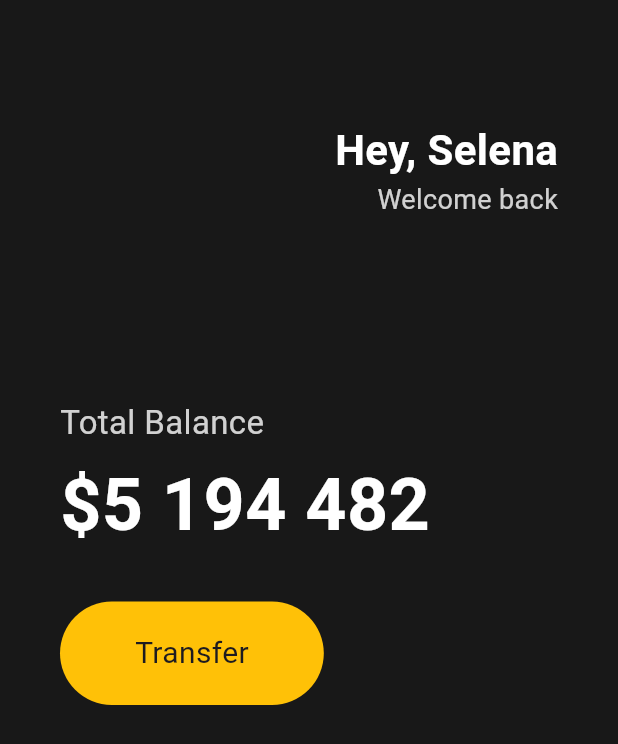
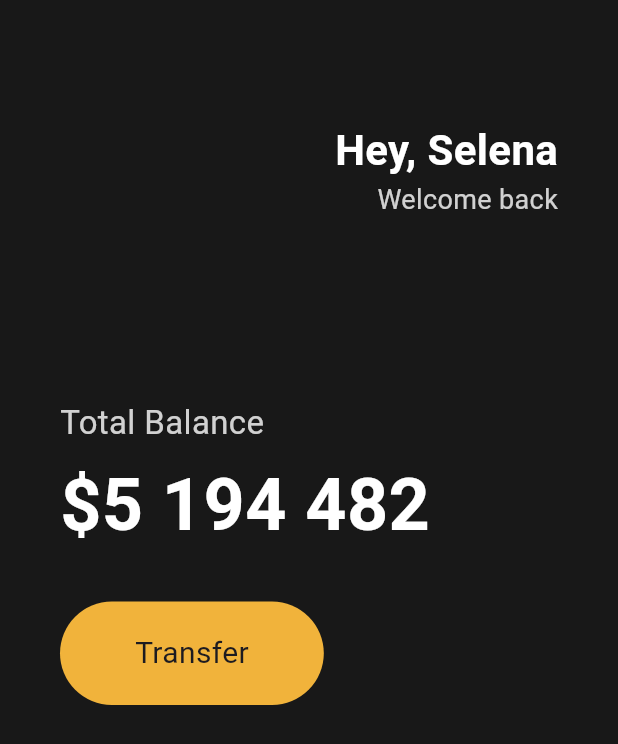
Before and after one commit to happy-yeachan/Flutter_Practice, a Flutter app: the screen it shows after launch, on a phone screen of 412 x 824 dp. Shown: the top 744 px of the screen. Run offline on Flutter 3.47's test engine with Material 3 defaults, Android fonts, the phone set to English and light mode, and no system bars.

Commit message:
VSCode Settings_codeActionsOnSave

```diff
--- a/toonflix/lib/main.dart
+++ b/toonflix/lib/main.dart
@@ -8,23 +8,25 @@ class Player {
 
 void main() {
   var player = Player(name: "yeachan");
-  runApp(new App());
+  runApp(const App());
 }
 
 class App extends StatelessWidget {
+  const App({super.key});
+
   @override
   Widget build(BuildContext context) {
     return MaterialApp(
       home: Scaffold(
-        backgroundColor: Color(0xFF181818),
+        backgroundColor: const Color(0xFF181818),
         body: Padding(
-          padding: EdgeInsets.symmetric(
+          padding: const EdgeInsets.symmetric(
             horizontal: 40,
           ),
           child: Column(
             crossAxisAlignment: CrossAxisAlignment.start,
             children: [
-              SizedBox(
+              const SizedBox(
                 height: 80,
               ),
               Row(
@@ -33,7 +35,7 @@ class App extends StatelessWidget {
                   Column(
                     crossAxisAlignment: CrossAxisAlignment.end,
                     children: [
-                      Text(
+                      const Text(
                         'Hey, Selena',
                         style: TextStyle(
                           color: Colors.white,
@@ -52,7 +54,7 @@ class App extends StatelessWidget {
                   )
                 ],
               ),
-              SizedBox(
+              const SizedBox(
                 height: 120,
               ),
               Text(
@@ -62,10 +64,10 @@ class App extends StatelessWidget {
                   color: Colors.white.withOpacity(0.8),
                 ),
               ),
-              SizedBox(
+              const SizedBox(
                 height: 5,
               ),
-              Text(
+              const Text(
                 '\$5 194 482',
                 style: TextStyle(
                   fontSize: 48,
@@ -73,17 +75,17 @@ class App extends StatelessWidget {
                   color: Colors.white,
                 ),
               ),
-              SizedBox(
+              const SizedBox(
                 height: 30,
               ),
               Row(
                 children: [
                   Container(
                     decoration: BoxDecoration(
-                      color: Colors.amber,
+                      color: const Color(0xFFF1B33B),
                       borderRadius: BorderRadius.circular(45),
                     ),
-                    child: Padding(
+                    child: const Padding(
                       padding: EdgeInsets.symmetric(
                         vertical: 20,
                         horizontal: 50,
```
